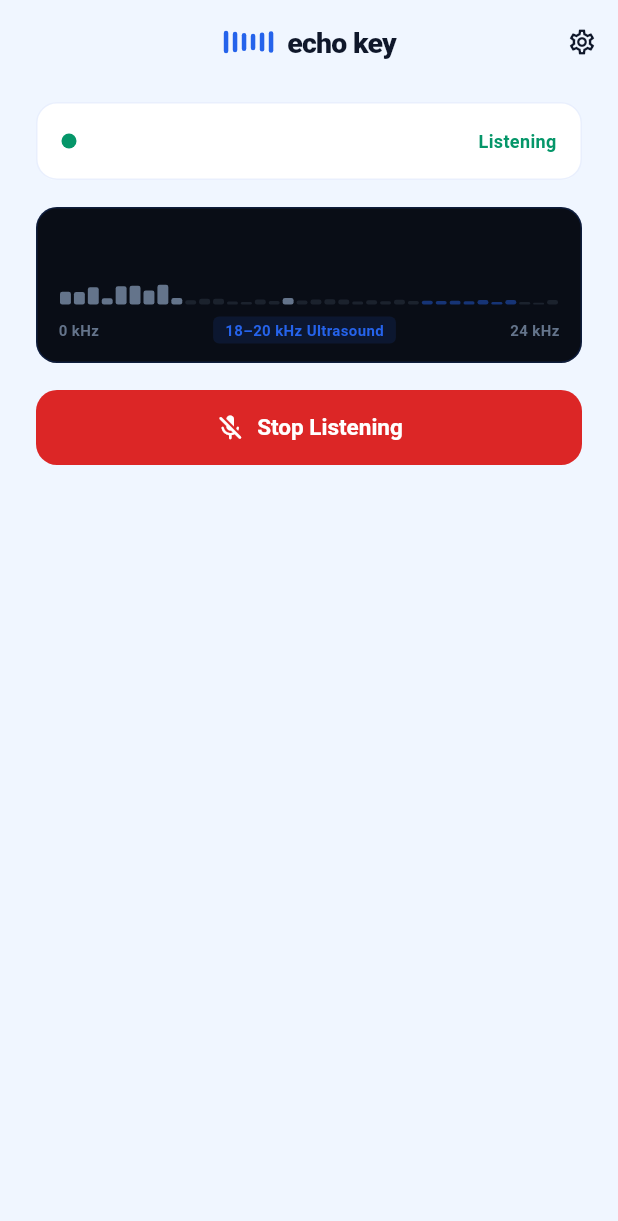
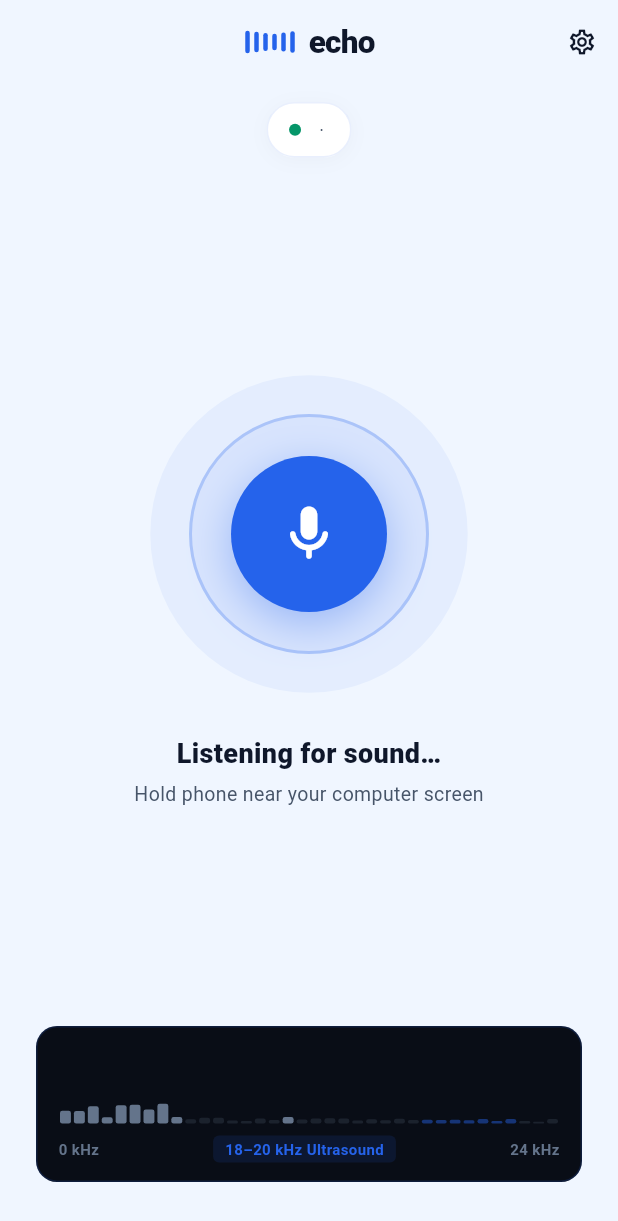
Before and after one commit to Alphred-OB/echo, a Flutter app: the ListeningScreen screen opened directly with empty values, on a phone screen of 412 x 824 dp. Shown: the top 1221 px of the screen. Run offline on Flutter 3.47's test engine with Material 3 defaults, Android fonts, the phone set to English and light mode, and no system bars; our stand-ins replace flutter_secure_storage, permission_handler; missing offline and left inert: ggwave_flutter, mobile_scanner, pointycastle; accounts and stored records are empty; Roboto replaces fonts that are missing (JetBrains Mono, Plus Jakarta Sans).

Commit message:
feat(mobile): ultra-simple hero acoustic pulse core with rich haptics and spring interactions

```diff
--- a/echo_authenticator/lib/screens/listening_screen.dart
+++ b/echo_authenticator/lib/screens/listening_screen.dart
@@ -24,21 +24,36 @@
   State<ListeningScreen> createState() => _ListeningScreenState();
 }
 
-class _ListeningScreenState extends State<ListeningScreen> {
+class _ListeningScreenState extends State<ListeningScreen>
+    with SingleTickerProviderStateMixin {
   final AudioListenerService _audioService = AudioListenerService();
   StreamSubscription<String>? _nonceSub;
   StreamSubscription<List<double>>? _spectrumSub;
+
+  late AnimationController _pulseController;
+  late Animation<double> _pulseAnimation;
 
   List<double> _currentBins = List.filled(36, 0.04);
   bool _isListening = false;
   bool _hasUltrasound = false;
   Timer? _ultrasoundFlashTimer;
+  bool _isButtonPressed = false;
 
   final List<String> _activityLog = [];
 
   @override
   void initState() {
     super.initState();
+
+    _pulseController = AnimationController(
+      vsync: this,
+      duration: const Duration(milliseconds: 2200),
+    )..repeat();
+
+    _pulseAnimation = Tween<double>(begin: 0.95, end: 1.12).animate(
+      CurvedAnimation(parent: _pulseController, curve: Curves.easeInOut),
+    );
+
     _startListeningAuto();
 
     _spectrumSub = _audioService.onSpectrumUpdate.listen((bins) {
@@ -54,6 +69,7 @@
 
   @override
   void dispose() {
+    _pulseController.dispose();
     _nonceSub?.cancel();
     _spectrumSub?.cancel();
     _ultrasoundFlashTimer?.cancel();
@@ -69,7 +85,7 @@
   }
 
   Future<void> _toggleListen() async {
-    HapticFeedback.selectionClick();
+    HapticFeedback.mediumImpact();
     if (_isListening) {
       await _audioService.stopListening();
       if (mounted) setState(() => _isListening = false);
@@ -80,9 +96,12 @@
   }
 
   Future<void> _handleNonceReceived(String nonce) async {
+    // 📳 Tactile Ultrasound Capture Bump
+    HapticFeedback.heavyImpact();
+
     setState(() => _hasUltrasound = true);
     _ultrasoundFlashTimer?.cancel();
-    _ultrasoundFlashTimer = Timer(const Duration(milliseconds: 1200), () {
+    _ultrasoundFlashTimer = Timer(const Duration(milliseconds: 1400), () {
       if (mounted) setState(() => _hasUltrasound = false);
     });
 
@@ -94,9 +113,13 @@
     );
 
     if (!isMine) {
-      debugPrint('[Echo] Nonce $nonce ignored — not for this user.');
+      debugPrint('[Echo] Nonce $nonce ignored — belongs to another session.');
       return;
     }
+
+    // Secondary haptic alert for match code prompt
+    await Future.delayed(const Duration(milliseconds: 100));
+    HapticFeedback.mediumImpact();
 
     // 2. Match code derivation
     final matchCode = CryptoService.computeMatchCode(nonce);
@@ -111,13 +134,17 @@
           nonce: nonce,
           matchCode: matchCode,
           credentials: widget.credentials,
-          onDismiss: () => Navigator.of(ctx).pop(),
+          onDismiss: () {
+            HapticFeedback.lightImpact();
+            Navigator.of(ctx).pop();
+          },
           onApproved: () {
+            HapticFeedback.heavyImpact();
             Navigator.of(ctx).pop();
             setState(() {
               _activityLog.insert(
                 0,
-                'Sign-in approved · Code $matchCode · ${TimeOfDay.now().format(context)}',
+                'Approved · Code $matchCode · ${TimeOfDay.now().format(context)}',
               );
             });
           },
@@ -127,6 +154,7 @@
   }
 
   void _showUnpairDialog() {
+    HapticFeedback.lightImpact();
     showDialog(
       context: context,
       builder: (ctx) => AlertDialog(
@@ -136,11 +164,15 @@
         ),
         actions: [
           TextButton(
-            onPressed: () => Navigator.of(ctx).pop(),
+            onPressed: () {
+              HapticFeedback.selectionClick();
+              Navigator.of(ctx).pop();
+            },
             child: const Text('Cancel'),
           ),
           ElevatedButton(
             onPressed: () async {
+              HapticFeedback.heavyImpact();
               Navigator.of(ctx).pop();
               await StorageService.clear();
               widget.onUnpaired();
@@ -166,10 +198,10 @@
             EchoWaveIndicator(height: 16),
             SizedBox(width: 8),
             Text(
-              'echo key',
+              'echo',
               style: TextStyle(
                 fontWeight: FontWeight.w900,
-                fontSize: 19,
+                fontSize: 21,
                 letterSpacing: -0.5,
               ),
             ),
@@ -184,134 +216,219 @@
         ],
       ),
       body: SafeArea(
-        child: SingleChildScrollView(
+        child: Padding(
           padding: const EdgeInsets.symmetric(horizontal: 24, vertical: 12),
           child: Column(
             crossAxisAlignment: CrossAxisAlignment.center,
             children: [
-              // ── Minimalist User & Status Header ──
+              // ── Minimalist User Badge ──
               Container(
-                padding: const EdgeInsets.symmetric(horizontal: 16, vertical: 14),
+                padding: const EdgeInsets.symmetric(horizontal: 14, vertical: 8),
                 decoration: BoxDecoration(
-                  color: isDark ? EchoTheme.surfaceDark : EchoTheme.surfaceLight,
-                  borderRadius: BorderRadius.circular(EchoTheme.rMd),
+                  color: isDark ? EchoTheme.surfaceDark : Colors.white,
+                  borderRadius: BorderRadius.circular(99),
                   border: Border.all(
                     color: isDark ? EchoTheme.borderDark : EchoTheme.borderLight,
                   ),
+                  boxShadow: [
+                    BoxShadow(
+                      color: Colors.black.withValues(alpha: 0.03),
+                      blurRadius: 10,
+                      offset: const Offset(0, 2),
+                    ),
+                  ],
                 ),
                 child: Row(
+                  mainAxisSize: MainAxisSize.min,
                   children: [
                     Container(
-                      width: 10,
-                      height: 10,
+                      width: 8,
+                      height: 8,
                       decoration: BoxDecoration(
                         shape: BoxShape.circle,
                         color: _isListening ? EchoTheme.ok : EchoTheme.dimLight,
                       ),
                     ),
-                    const SizedBox(width: 10),
-                    Expanded(
-                      child: Text(
-                        widget.credentials.username,
-                        style: const TextStyle(
-                          fontSize: 15,
-                          fontWeight: FontWeight.w700,
-                        ),
+                    const SizedBox(width: 8),
+                    Text(
+                      widget.credentials.username,
+                      style: const TextStyle(
+                        fontSize: 13,
+                        fontWeight: FontWeight.w700,
                       ),
                     ),
+                    const SizedBox(width: 4),
                     Text(
-                      _isListening ? 'Listening' : 'Paused',
+                      '· ${widget.credentials.deviceName}',
                       style: TextStyle(
                         fontSize: 12,
-                        fontWeight: FontWeight.w600,
-                        color: _isListening ? EchoTheme.ok : EchoTheme.dimLight,
+                        color: isDark ? EchoTheme.mutedDark : EchoTheme.mutedLight,
                       ),
                     ),
                   ],
                 ),
               ),
-              const SizedBox(height: 18),
 
-              // ── Live Ultrasound Spectrum ──
+              const Spacer(flex: 1),
+
+              // ── Interactive Central Acoustic Pulse Core ──
+              GestureDetector(
+                onTapDown: (_) {
+                  setState(() => _isButtonPressed = true);
+                  HapticFeedback.lightImpact();
+                },
+                onTapUp: (_) {
+                  setState(() => _isButtonPressed = false);
+                  _toggleListen();
+                },
+                onTapCancel: () {
+                  setState(() => _isButtonPressed = false);
+                },
+                child: AnimatedScale(
+                  scale: _isButtonPressed ? 0.92 : 1.0,
+                  duration: const Duration(milliseconds: 140),
+                  curve: Curves.easeOutCubic,
+                  child: Stack(
+                    alignment: Alignment.center,
+                    children: [
+                      // Ambient Breathing Pulse Ring
+                      if (_isListening)
+                        AnimatedBuilder(
+                          animation: _pulseAnimation,
+                          builder: (context, child) {
+                            return Container(
+                              width: 190 * _pulseAnimation.value,
+                              height: 190 * _pulseAnimation.value,
+                              decoration: BoxDecoration(
+                                shape: BoxShape.circle,
+                                color: (_hasUltrasound
+                                        ? EchoTheme.accent
+                                        : EchoTheme.accent)
+                                    .withValues(
+                                        alpha: _hasUltrasound ? 0.22 : 0.06),
+                              ),
+                            );
+                          },
+                        ),
+
+                      // Outer Static Ring
+                      Container(
+                        width: 160,
+                        height: 160,
+                        decoration: BoxDecoration(
+                          shape: BoxShape.circle,
+                          color: _isListening
+                              ? (_hasUltrasound
+                                  ? EchoTheme.accent.withValues(alpha: 0.15)
+                                  : EchoTheme.accentSoft)
+                              : const Color(0xFFF1F5F9),
+                          border: Border.all(
+                            color: _isListening
+                                ? (_hasUltrasound
+                                    ? EchoTheme.accent
+                                    : EchoTheme.accent.withValues(alpha: 0.25))
+                                : const Color(0xFFE2E8F0),
+                            width: 2,
+                          ),
+                        ),
+                      ),
+
+                      // Core Button Center
+                      Container(
+                        width: 104,
+                        height: 104,
+                        decoration: BoxDecoration(
+                          shape: BoxShape.circle,
+                          color: _isListening ? EchoTheme.accent : const Color(0xFF64748B),
+                          boxShadow: [
+                            BoxShadow(
+                              color: (_isListening ? EchoTheme.accent : const Color(0xFF64748B))
+                                  .withValues(alpha: 0.35),
+                              blurRadius: 24,
+                              offset: const Offset(0, 8),
+                            ),
+                          ],
+                        ),
+                        child: Center(
+                          child: Icon(
+                            _isListening ? Icons.mic_rounded : Icons.mic_off_rounded,
+                            color: Colors.white,
+                            size: 44,
+                          ),
+                        ),
+                      ),
+                    ],
+                  ),
+                ),
+              ),
+
+              const SizedBox(height: 28),
+
+              // Status Text
+              Text(
+                _hasUltrasound
+                    ? 'Acoustic Nonce Detected!'
+                    : (_isListening ? 'Listening for sound…' : 'Listening Paused'),
+                style: TextStyle(
+                  fontSize: 18,
+                  fontWeight: FontWeight.w800,
+                  color: _hasUltrasound
+                      ? EchoTheme.accent
+                      : (_isListening
+                          ? (isDark ? EchoTheme.textDark : EchoTheme.textLight)
+                          : EchoTheme.dimLight),
+                ),
+              ),
+              const SizedBox(height: 4),
+
+              Text(
+                _isListening
+                    ? 'Hold phone near your computer screen'
+                    : 'Tap the button to start listening',
+                style: TextStyle(
+                  fontSize: 13,
+                  color: isDark ? EchoTheme.mutedDark : EchoTheme.mutedLight,
+                ),
+              ),
+
+              const Spacer(flex: 1),
+
+              // ── Live Micro Spectrum Bar ──
               LiveSpectrumWidget(
                 bins: _currentBins,
                 isListening: _isListening,
                 hasUltrasound: _hasUltrasound,
               ),
-              const SizedBox(height: 18),
 
-              // ── Toggle Listening Button ──
-              SizedBox(
-                width: double.infinity,
-                child: ElevatedButton.icon(
-                  onPressed: _toggleListen,
-                  style: ElevatedButton.styleFrom(
-                    backgroundColor: _isListening ? EchoTheme.bad : EchoTheme.ok,
-                    padding: const EdgeInsets.symmetric(vertical: 15),
-                    shape: RoundedRectangleBorder(
-                      borderRadius: BorderRadius.circular(EchoTheme.rMd),
+              const SizedBox(height: 16),
+
+              // ── Recent Activity Pill ──
+              if (_activityLog.isNotEmpty)
+                Container(
+                  padding: const EdgeInsets.symmetric(horizontal: 14, vertical: 8),
+                  decoration: BoxDecoration(
+                    color: isDark ? EchoTheme.surfaceDark : Colors.white,
+                    borderRadius: BorderRadius.circular(10),
+                    border: Border.all(
+                      color: isDark ? EchoTheme.borderDark : EchoTheme.borderLight,
                     ),
                   ),
-                  icon: Icon(
-                    _isListening ? Icons.mic_off_rounded : Icons.mic_rounded,
-                    color: Colors.white,
-                    size: 20,
-                  ),
-                  label: Text(
-                    _isListening ? 'Stop Listening' : 'Start Listening',
-                    style: const TextStyle(
-                      fontSize: 15,
-                      fontWeight: FontWeight.w700,
-                      color: Colors.white,
-                    ),
+                  child: Row(
+                    mainAxisSize: MainAxisSize.min,
+                    children: [
+                      const Icon(Icons.check_circle_rounded,
+                          color: EchoTheme.ok, size: 15),
+                      const SizedBox(width: 8),
+                      Text(
+                        _activityLog.first,
+                        style: const TextStyle(
+                            fontSize: 12, fontWeight: FontWeight.w600),
+                      ),
+                    ],
                   ),
                 ),
-              ),
-              const SizedBox(height: 28),
 
-              // ── Activity History ──
-              if (_activityLog.isNotEmpty) ...[
-                Align(
-                  alignment: Alignment.centerLeft,
-                  child: Text(
-                    'RECENT ACTIVITY',
-                    style: TextStyle(
-                      fontSize: 11,
-                      fontWeight: FontWeight.w800,
-                      letterSpacing: 0.8,
-                      color: isDark ? EchoTheme.dimDark : EchoTheme.dimLight,
-                    ),
-                  ),
-                ),
-                const SizedBox(height: 8),
-                Column(
-                  children: _activityLog.map((log) {
-                    return Container(
-                      margin: const EdgeInsets.only(bottom: 8),
-                      padding: const EdgeInsets.symmetric(horizontal: 14, vertical: 10),
-                      decoration: BoxDecoration(
-                        color: isDark ? EchoTheme.surfaceDark : EchoTheme.surfaceLight,
-                        borderRadius: BorderRadius.circular(EchoTheme.rSm),
-                        border: Border.all(
-                          color: isDark ? EchoTheme.borderDark : EchoTheme.borderLight,
-                        ),
-                      ),
-                      child: Row(
-                        children: [
-                          const Icon(Icons.check_circle_rounded, color: EchoTheme.ok, size: 16),
-                          const SizedBox(width: 10),
-                          Expanded(
-                            child: Text(
-                              log,
-                              style: const TextStyle(fontSize: 12, fontWeight: FontWeight.w600),
-                            ),
-                          ),
-                        ],
-                      ),
-                    );
-                  }).toList(),
-                ),
-              ],
+              const SizedBox(height: 8),
             ],
           ),
         ),
```
